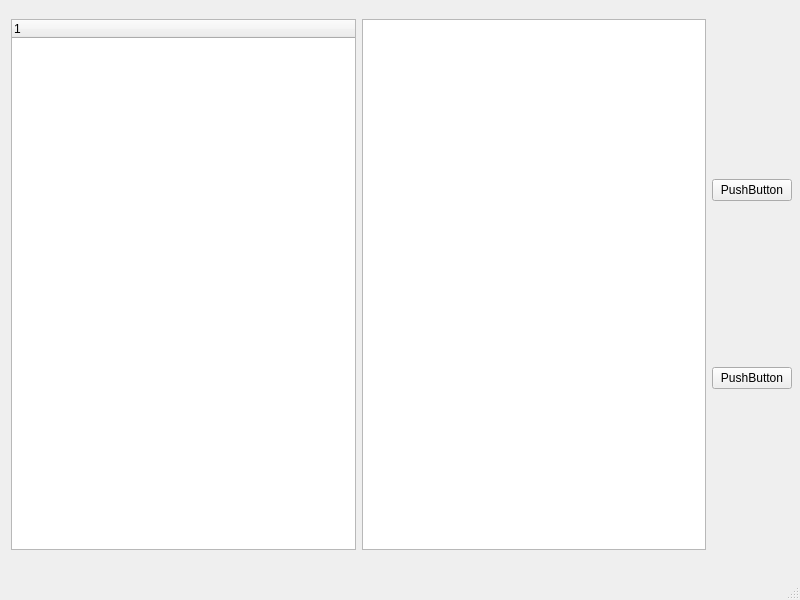
The window that src/nukekit/ui/nukekit.ui (etiennegodin/NukeKit) describes before a commit, drawn with Qt 5.
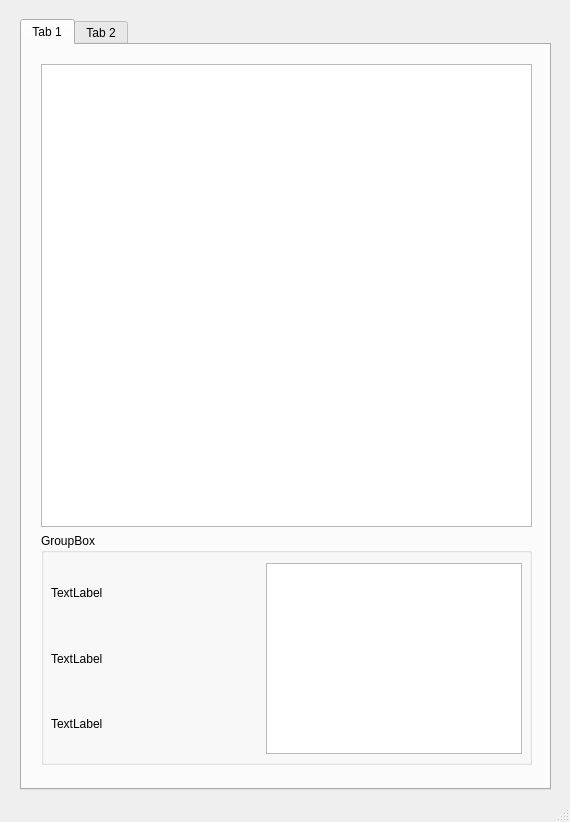
The same window after the commit. Custom widgets are drawn as their Qt base class.

```diff
--- a/src/nukekit/ui/nukekit.ui
+++ b/src/nukekit/ui/nukekit.ui
@@ -6,55 +6,101 @@
    <rect>
     <x>0</x>
     <y>0</y>
-    <width>800</width>
-    <height>600</height>
+    <width>570</width>
+    <height>822</height>
    </rect>
   </property>
   <property name="windowTitle">
    <string>MainWindow</string>
   </property>
   <widget class="QWidget" name="centralwidget">
-   <widget class="QWidget" name="horizontalLayoutWidget">
+   <widget class="QTabWidget" name="tabWidget">
     <property name="geometry">
      <rect>
-      <x>11</x>
+      <x>20</x>
       <y>19</y>
-      <width>781</width>
-      <height>531</height>
+      <width>531</width>
+      <height>771</height>
      </rect>
     </property>
-    <layout class="QHBoxLayout" name="horizontalLayout">
-     <item>
-      <widget class="JsonTreeWidget" name="JsonTreeWidget">
-       <column>
-        <property name="text">
-         <string notr="true">1</string>
-        </property>
-       </column>
-      </widget>
-     </item>
-     <item>
-      <widget class="QTextBrowser" name="textBrowser"/>
-     </item>
-     <item>
-      <layout class="QVBoxLayout" name="verticalLayout_2">
+    <property name="currentIndex">
+     <number>0</number>
+    </property>
+    <widget class="QWidget" name="tabSync">
+     <property name="whatsThis">
+      <string>&lt;html&gt;&lt;head/&gt;&lt;body&gt;&lt;p&gt;&lt;br/&gt;&lt;/p&gt;&lt;/body&gt;&lt;/html&gt;</string>
+     </property>
+     <attribute name="title">
+      <string>Tab 1</string>
+     </attribute>
+     <widget class="QWidget" name="verticalLayoutWidget">
+      <property name="geometry">
+       <rect>
+        <x>19</x>
+        <y>19</y>
+        <width>491</width>
+        <height>701</height>
+       </rect>
+      </property>
+      <layout class="QVBoxLayout" name="verticalLayout" stretch="2,1">
        <item>
-        <widget class="QPushButton" name="pushButton_2">
-         <property name="text">
-          <string>PushButton</string>
-         </property>
-        </widget>
+        <widget class="QTreeView" name="treeView"/>
        </item>
        <item>
-        <widget class="QPushButton" name="pushButton">
-         <property name="text">
-          <string>PushButton</string>
+        <widget class="QGroupBox" name="groupBox">
+         <property name="title">
+          <string>GroupBox</string>
          </property>
+         <widget class="QWidget" name="horizontalLayoutWidget">
+          <property name="geometry">
+           <rect>
+            <x>10</x>
+            <y>30</y>
+            <width>471</width>
+            <height>191</height>
+           </rect>
+          </property>
+          <layout class="QHBoxLayout" name="horizontalLayout" stretch="3,0">
+           <item>
+            <layout class="QVBoxLayout" name="verticalLayout_2">
+             <item>
+              <widget class="QLabel" name="label_3">
+               <property name="text">
+                <string>TextLabel</string>
+               </property>
+              </widget>
+             </item>
+             <item>
+              <widget class="QLabel" name="label_2">
+               <property name="text">
+                <string>TextLabel</string>
+               </property>
+              </widget>
+             </item>
+             <item>
+              <widget class="QLabel" name="label">
+               <property name="text">
+                <string>TextLabel</string>
+               </property>
+              </widget>
+             </item>
+            </layout>
+           </item>
+           <item>
+            <widget class="QTextBrowser" name="textBrowser"/>
+           </item>
+          </layout>
+         </widget>
         </widget>
        </item>
       </layout>
-     </item>
-    </layout>
+     </widget>
+    </widget>
+    <widget class="QWidget" name="tabPublish">
+     <attribute name="title">
+      <string>Tab 2</string>
+     </attribute>
+    </widget>
    </widget>
   </widget>
   <widget class="QMenuBar" name="menubar">
@@ -69,13 +115,6 @@
   </widget>
   <widget class="QStatusBar" name="statusbar"/>
  </widget>
- <customwidgets>
-  <customwidget>
-   <class>JsonTreeWidget</class>
-   <extends>QTreeWidget</extends>
-   <header>ui.widgets.jsonTreeWidget</header>
-  </customwidget>
- </customwidgets>
  <resources/>
  <connections/>
 </ui>
```
Left out of the diff: 10 changed lines with no effect on the pictures.
